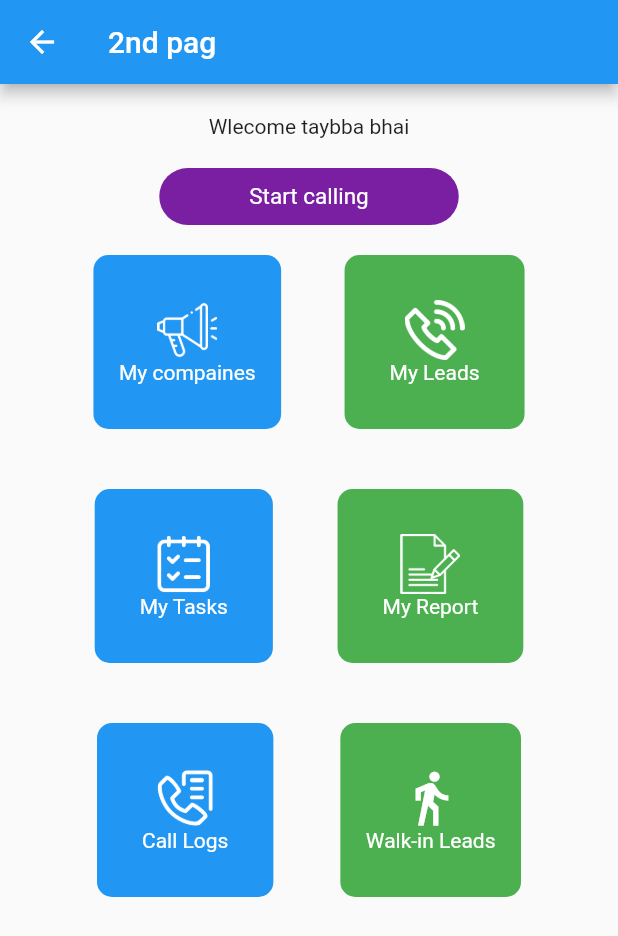
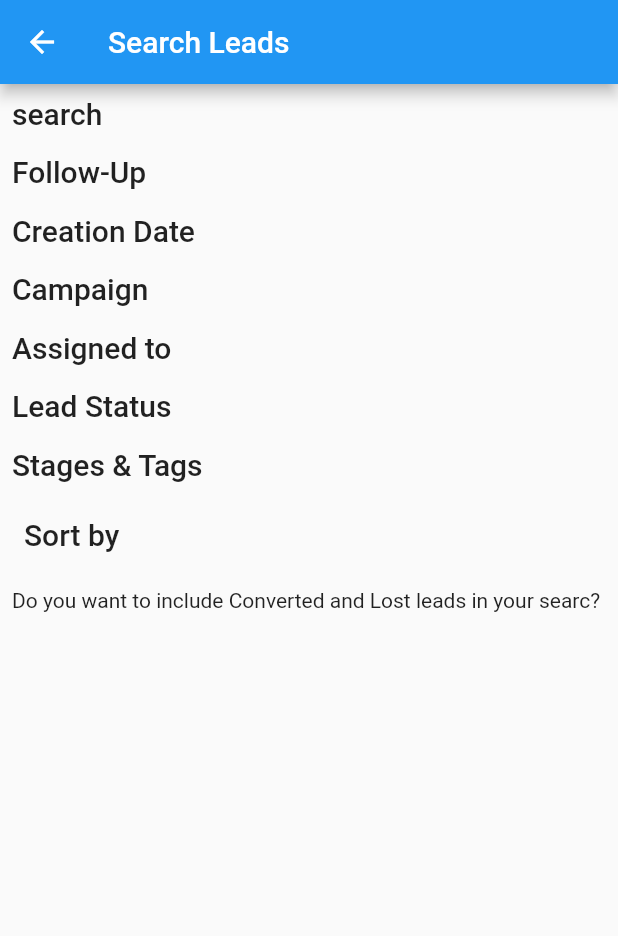
Before and after one commit to worldamanntv/callingapp, a Flutter app: the pagetwo2 screen opened directly, on a phone screen of 412 x 824 dp. Shown: the top 936 px of the screen. Run offline on Flutter 3.47's test engine with Material 2 defaults, Android fonts, the phone set to English and light mode, and no system bars.

Commit message:
update 03.05.23

```diff
--- a/lib/pageone1.dart
+++ b/lib/pageone1.dart
@@ -1,5 +1,6 @@
 import 'package:flutter/material.dart';
 import 'package:untitled/pagetwo2.dart';
+
 
 class pageone1 extends StatefulWidget {
   @override
--- a/lib/pagetthree3.dart
+++ b/lib/pagetthree3.dart
@@ -9,6 +9,8 @@ class _MyHomePageState extends State<pagetthree3> {
   @override
   Widget build(BuildContext context) {
     // This method is rerun every time setState is called, for instance as done
+
+
     // by the _incrementCounter method above.
     //
     // The Flutter framework has been optimized to make rerunning build methods
--- a/lib/pagetwo2.dart
+++ b/lib/pagetwo2.dart
@@ -18,192 +18,76 @@ class _MyHomePageState extends State<pagetwo2> {
       appBar: AppBar(
         // Here we take the value from the MyHomePage object that was created by
         // the App.build method, and use it to set our appbar title.
-        title: Text("2nd pag"),
+        title: Text("Search Leads"),
       ),
       body: Stack(
         children: [
           Column(
+           crossAxisAlignment: CrossAxisAlignment.start,
             children: [
-              Container(
-                padding: EdgeInsets.all(20),
-
-
-                  child: Text("Wlecome taybba bhai")),
-
-              Container(
-               // padding: EdgeInsets.all(10),
-                padding: EdgeInsets.symmetric(vertical: 10.0,horizontal: 60.0),
-                decoration: BoxDecoration(
-                  color: Colors.purple.shade700,
-                  borderRadius: BorderRadius.circular(20)
-                ),
-                child: Text("Start calling",style: TextStyle(fontSize: 15,color: Colors.white),),
-              ),
-
-              Container(
-                margin: EdgeInsets.all(20),
-
-                child: Row(
-                  mainAxisAlignment: MainAxisAlignment.spaceEvenly,
-
-                  children: [
-
-
-                    Container(
-                      padding: EdgeInsets.only(left: 17,right: 17,top: 30,bottom: 30),
-                      decoration: BoxDecoration(
-                          color: Colors.blue,
-                          borderRadius: BorderRadius.circular(10)
-                      ),
-                      child: Column(
-                        children: [
-                          Image.asset("assets/marketing.png", height: 40,color: Colors.white,),
-                          Text("My compaines",style: TextStyle(
-                              color: Colors.white
-                          )),
-                          // Text("(1)"
-                          //     ,style: TextStyle(
-                          //         color: Colors.white
-                          //     ))
-                        ],
+              Padding(
+                padding: const EdgeInsets.all(8.0),
+                child: Container(
+                  child: Text("search", style: TextStyle(fontSize: 20,fontWeight: FontWeight.w500),),
                 ),
               ),
-
-
-
-                    Container(
-                      padding: EdgeInsets.all(30),
-                      decoration: BoxDecoration(
-                          color: Colors.green,
-                          borderRadius: BorderRadius.circular(10)
-                      ),
-                      child: Column(
-                        children: [
-                          Image.asset("assets/telephone.png", height: 40,color: Colors.white,),
-                        //  Icon(Icons.alarm,size: 40,color: Colors.white,),
-                          Text("My Leads",style: TextStyle(
-                              color: Colors.white
-                          ),),
-           //               Text("(1)",style: TextStyle(
-             //                 color: Colors.white
-               //           ))
-                        ],
-                      ),
-                    )
-                  ],
+              Padding(
+                padding: const EdgeInsets.all(8.0),
+                child: Container(
+                  child: Text("Follow-Up", style: TextStyle(fontSize: 20,fontWeight: FontWeight.w500),),
                 ),
               ),
-              Container(
-                margin: EdgeInsets.all(20),
-
-                child: Row(
-                  mainAxisAlignment: MainAxisAlignment.spaceEvenly,
-
-                  children: [
-
-
-                    Container(
-                      padding: EdgeInsets.all(30),
-                      decoration: BoxDecoration(
-                          color: Colors.blue,
-                          borderRadius: BorderRadius.circular(10)
-                      ),
-                      child: Column(
-                        children: [
-                          Image.asset("assets/checklist.png", height: 40,color: Colors.white,),
-                   //       Icon(Icons.alarm_rounded,size: 40, color: Colors.white),
-                          Text("My Tasks",style: TextStyle(
-                              color: Colors.white
-                          )),
-                          // Text("(1)"
-                          //     ,style: TextStyle(
-                          //         color: Colors.white
-                          //     ))
-                        ],
+              Padding(
+                padding: const EdgeInsets.all(8.0),
+                child: Container(
+                  child: Text("Creation Date", style: TextStyle(fontSize: 20,fontWeight: FontWeight.w500),),
                 ),
               ),
-
-
-                    Container(
-                      padding: EdgeInsets.all(30),
-                      decoration: BoxDecoration(
-                          color: Colors.green,
-                          borderRadius: BorderRadius.circular(10)
-                      ),
-                      child: Column(
-                        children: [
-                          Image.asset("assets/report.png", height: 40, color: Colors.white,),
-                          //Icon(Icons.alarm,size: 40,color: Colors.white,),
-                          Text("My Report",style: TextStyle(
-                              color: Colors.white
-                          ),),
-                          // Text("(1)",style: TextStyle(
-                          //     color: Colors.white
-                          // ))
-                        ],
-                      ),
-                    )
-                  ],
+              Padding(
+                padding: const EdgeInsets.all(8.0),
+                child: Container(
+                  child: Text("Campaign", style: TextStyle(fontSize: 20,fontWeight: FontWeight.w500),),
                 ),
               ),
-              Container(
-                margin: EdgeInsets.all(20),
-
-                child: Row(
-                  mainAxisAlignment: MainAxisAlignment.spaceEvenly,
-
-                  children: [
-
-
-                    Container(
-                      padding: EdgeInsets.all(30),
-                      decoration: BoxDecoration(
-                          color: Colors.blue,
-                          borderRadius: BorderRadius.circular(10)
-                      ),
-                      child: Column(
-                        children: [
-                          Image.asset("assets/call.png", height: 40,color: Colors.white,),
-                          //Icon(Icons.alarm_rounded,size: 40, color: Colors.white),
-                          Text("Call Logs",style: TextStyle(
-                              color: Colors.white
-                          )),
-                          // Text("(1)"
-                          //     ,style: TextStyle(
-                          //         color: Colors.white
-                          //     ))
-                        ],
+              Padding(
+                padding: const EdgeInsets.all(8.0),
+                child: Container(
+                  child: Text("Assigned to", style: TextStyle(fontSize: 20,fontWeight: FontWeight.w500),),
                 ),
               ),
-
-
-                    Container(
-                      padding: EdgeInsets.only(left: 17,right: 17,top: 30,bottom: 30),
-                    //  padding: EdgeInsets.all(30),
-                      decoration: BoxDecoration(
-                          color: Colors.green,
-                          borderRadius: BorderRadius.circular(10)
-                      ),
-                      child: Column(
-                        children: [
-                          Icon(Icons.directions_walk,size: 40,color: Colors.white,),
-                          Text("Walk-in Leads",style: TextStyle(
-                              color: Colors.white
-                          ),),
-                          // Text("(1)",style: TextStyle(
-                          //     color: Colors.white
-                          // ))
-                        ],
-                      ),
-                    )
-                  ],
+              Padding(
+                padding: const EdgeInsets.all(8.0),
+                child: Container(
+                  child: Text("Lead Status", style: TextStyle(fontSize: 20,fontWeight: FontWeight.w500),),
                 ),
               ),
+              Padding(
+                padding: const EdgeInsets.all(8.0),
+                child: Container(
+                  child: Text("Stages & Tags", style: TextStyle(fontSize: 20,fontWeight: FontWeight.w500),),
+                ),
+              ),
+              Padding(
+                padding: const EdgeInsets.all(8.0),
+                child: Container(
+                  child: Padding(
+                    padding: const EdgeInsets.all(8.0),
+                    child: Text("Sort by", style: TextStyle(fontSize: 20,fontWeight: FontWeight.w500),),
+                  ),
+                ),
+              ),
+              Padding(
+                padding: const EdgeInsets.all(8.0),
+                child: Container(
+                  child: Text("Do you want to include Converted and Lost leads in your searc?"),
+                ),
+              ),
+            ],
 
-            ],
           )
         ],
       )
+
       );
   }
 }
```
Lines whose indentation alone changed are shown as unchanged.
